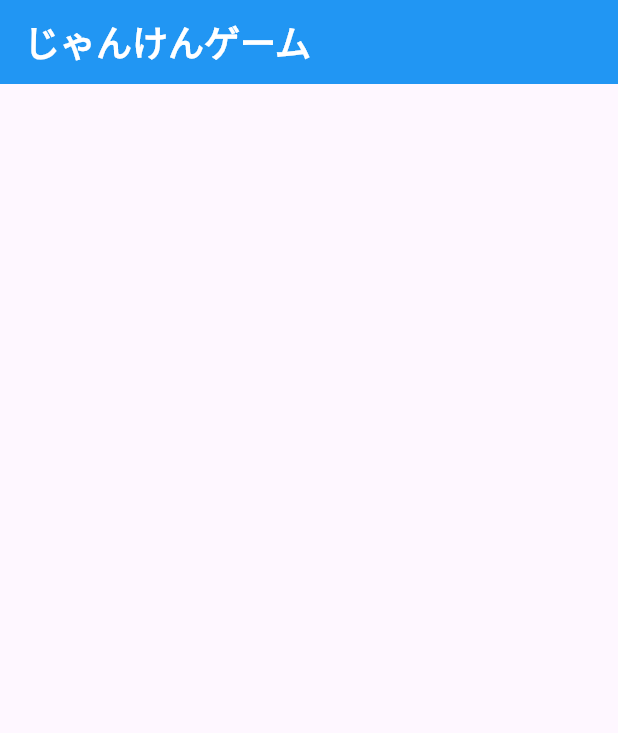
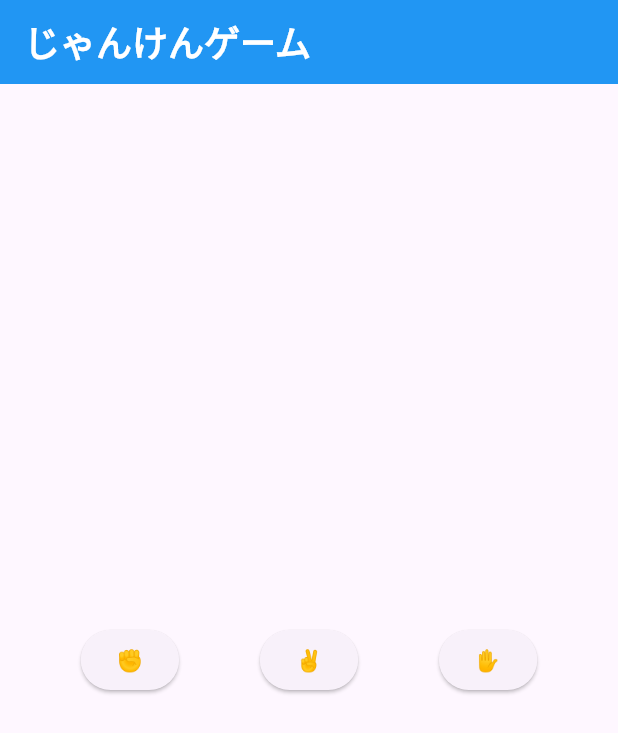
Before and after one commit to 1noseA/flutter_janken, a Flutter app: the screen it shows after launch, on a phone screen of 412 x 824 dp. Shown: the top 733 px of the screen. Run offline on Flutter 3.47's test engine with Material 3 defaults, Android fonts, the phone set to English and light mode, and no system bars.

Commit message:
じゃんけんボタンを追加

```diff
--- a/lib/main.dart
+++ b/lib/main.dart
@@ -42,6 +42,25 @@ class _JankenPageState extends State<JankenPage> {
         ),
         backgroundColor: Colors.blue,
       ),
+      body: Center(
+        child: Row(
+          mainAxisAlignment: MainAxisAlignment.spaceEvenly,
+          children: [
+            ElevatedButton(
+              onPressed: (){},
+              child: Text('✊'),
+            ),
+            ElevatedButton(
+              onPressed: (){},
+              child: Text('✌️'),
+            ),
+            ElevatedButton(
+              onPressed: (){},
+              child: Text('✋'),
+            ),
+          ],
+        )
+      )
     );
   }
 }
```
